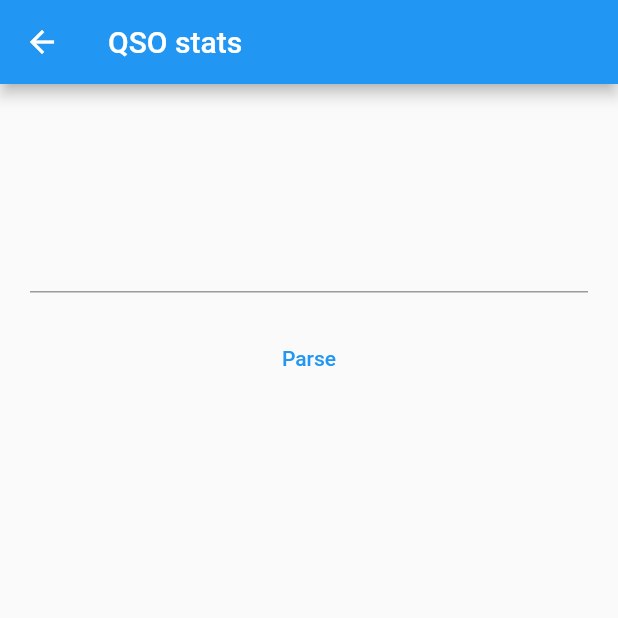
After one commit to jakobkordez/ham-tools, a Flutter app: the StatsScreen screen opened directly, after a tap on "Parse", on a phone screen of 412 x 824 dp, the top half of it. The commit adds this screen. Run offline on Flutter 3.47's test engine with Material 2 defaults, Android fonts, the phone set to English and light mode, and no system bars; our stand-ins replace bloc, equatable, flutter_bloc.

Commit message:
Add qso stats

```diff
--- /dev/null
+++ b/lib/src/stats/qso_stats.dart
@@ -0,0 +1,33 @@
+import 'package:equatable/equatable.dart';
+
+import '../utils/adif.dart';
+
+class QsoStats extends Equatable {
+  final Map<String, int> mode;
+  final Map<String, int> band;
+
+  const QsoStats._({
+    required this.mode,
+    required this.band,
+  });
+
+  factory QsoStats.parse(String adif) {
+    final mode = <String, int>{};
+    final band = <String, int>{};
+
+    for (var e in Adif.decodeAdi(adif)) {
+      e = e.map((key, value) => MapEntry(key.toLowerCase(), value));
+      if (e.containsKey('mode')) {
+        mode.update(e['mode']!, (v) => v + 1, ifAbsent: () => 1);
+      }
+      if (e.containsKey('band')) {
+        band.update(e['band']!, (v) => v + 1, ifAbsent: () => 1);
+      }
+    }
+
+    return QsoStats._(mode: mode, band: band);
+  }
+
+  @override
+  List<Object?> get props => [mode, band];
+}
--- /dev/null
+++ b/lib/src/stats/stats_screen.dart
@@ -0,0 +1,70 @@
+import 'package:flutter/material.dart';
+import 'package:ham_tools/src/stats/qso_stats.dart';
+
+class StatsScreen extends StatefulWidget {
+  const StatsScreen({Key? key}) : super(key: key);
+
+  @override
+  State<StatsScreen> createState() => _StatsScreenState();
+}
+
+class _StatsScreenState extends State<StatsScreen> {
+  final controller = TextEditingController();
+  QsoStats? qsoStats;
+
+  @override
+  void dispose() {
+    controller.dispose();
+    super.dispose();
+  }
+
+  @override
+  Widget build(BuildContext context) => Scaffold(
+        appBar: AppBar(title: const Text('QSO stats')),
+        body: SingleChildScrollView(
+          padding: const EdgeInsets.all(20),
+          child: Align(
+            alignment: Alignment.center,
+            child: Container(
+              constraints: const BoxConstraints(maxWidth: 800),
+              child: ListView(
+                shrinkWrap: true,
+                children: [
+                  TextFormField(
+                    controller: controller,
+                    maxLines: 5,
+                    minLines: 5,
+                  ),
+                  const SizedBox(height: 20),
+                  TextButton(
+                    onPressed: () {
+                      setState(() {
+                        qsoStats = QsoStats.parse(controller.text);
+                      });
+                    },
+                    child: const Text('Parse'),
+                  ),
+                  if (qsoStats != null) ...[
+                    const SizedBox(height: 20),
+                    Row(
+                      children: [
+                        Column(
+                          children: qsoStats!.mode.entries
+                              .map((e) => Text('${e.key}: ${e.value}'))
+                              .toList(),
+                        ),
+                        Column(
+                          children: qsoStats!.band.entries
+                              .map((e) => Text('${e.key}: ${e.value}'))
+                              .toList(),
+                        ),
+                      ],
+                    ),
+                  ],
+                ],
+              ),
+            ),
+          ),
+        ),
+      );
+}
--- a/lib/web_main.dart
+++ b/lib/web_main.dart
@@ -2,6 +2,7 @@ import 'package:flutter/material.dart';
 import 'package:ham_tools/src/callsign/callsign_screen.dart';
 import 'package:ham_tools/src/map/azimuthal_map_screen.dart';
 import 'package:ham_tools/src/map/cylindrical_map_screen.dart';
+import 'package:ham_tools/src/stats/stats_screen.dart';
 
 void main() => runApp(const WebApp());
 
@@ -23,6 +24,7 @@ class WebApp extends StatelessWidget {
           '/callsign': (_) => const CallsignScreen(),
           '/azmap': (_) => const AzimuthalMapScreen(),
           '/cylmap': (_) => const CylindricalMapScreen(),
+          '/stats': (_) => const StatsScreen(),
         },
       );
 }
@@ -96,6 +98,10 @@ class HomeScreen extends StatelessWidget {
                       title: const Text('QTH map'),
                       onTap: () => Navigator.pushNamed(context, '/cylmap'),
                     ),
+                    _LinkCard(
+                      title: const Text('QSO stats'),
+                      onTap: () => Navigator.pushNamed(context, '/stats'),
+                    ),
                   ],
                 ),
               ),
```
